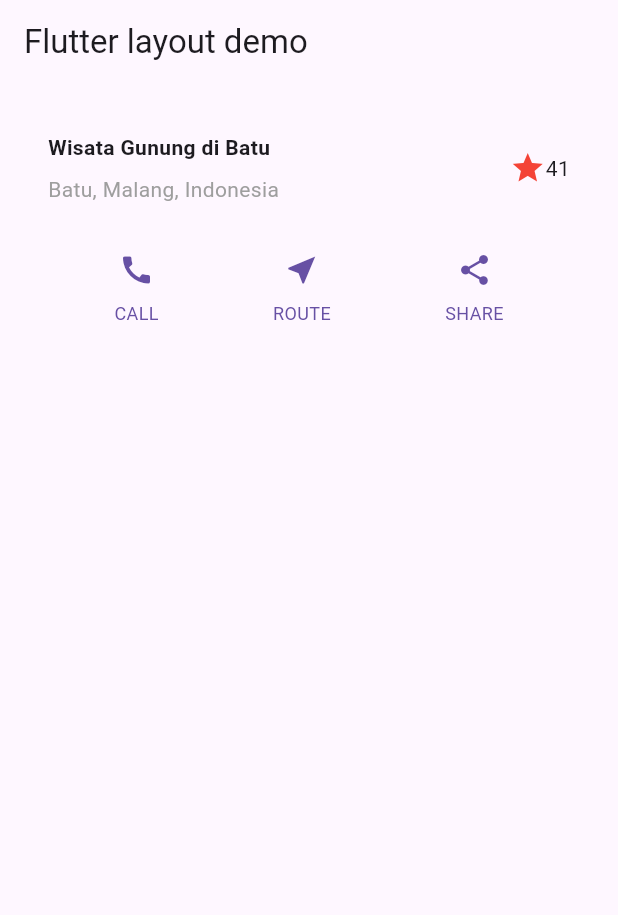
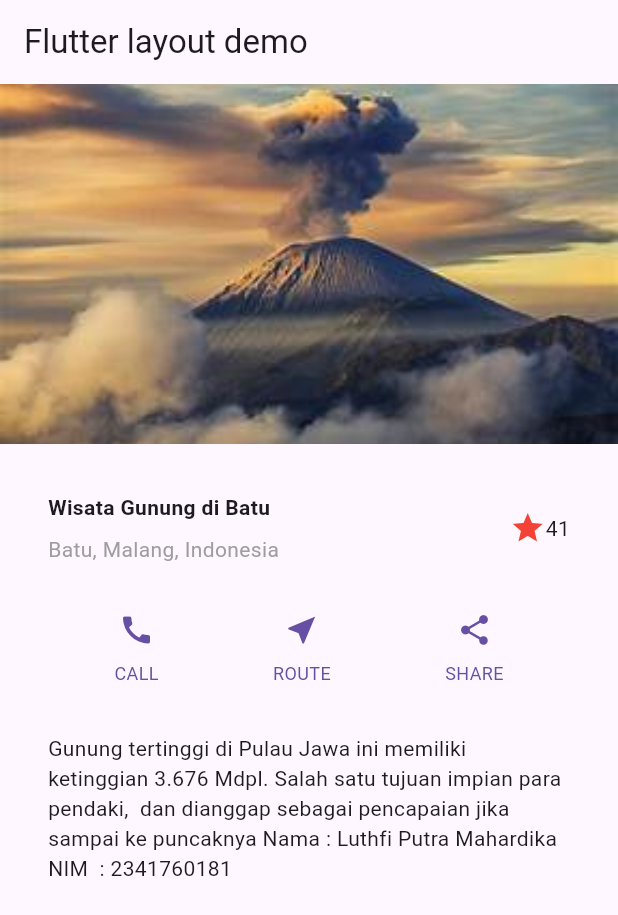
Before and after one commit to luthfimahardika/layout_flutter, a Flutter app: the screen it shows after launch, on a phone screen of 412 x 824 dp. Shown: the top 915 px of the screen. Run offline on Flutter 3.47's test engine with Material 3 defaults, Android fonts, the phone set to English and light mode, and no system bars.

Commit message:
js5-praktikum4

```diff
--- a/lib/main.dart
+++ b/lib/main.dart
@@ -71,13 +71,31 @@ class MyApp extends StatelessWidget {
       ],
     );
 
+    Widget textSection = Container(
+      padding: const EdgeInsets.all(32),
+      child: const Text(
+        'Gunung tertinggi di Pulau Jawa ini memiliki ketinggian 3.676 Mdpl. '
+        'Salah satu tujuan impian para pendaki, '
+        ' dan dianggap sebagai pencapaian jika sampai ke puncaknya '
+        'Nama : Luthfi Putra Mahardika '
+        'NIM  : 2341760181 ',
+        softWrap: true,
+      ),
+    );
+
     return MaterialApp(
       title: 'Flutter layout: Luthfi Putra Mahardika / 2341760181',
       home: Scaffold(
         appBar: AppBar(title: const Text('Flutter layout demo')),
-        body: Column(children: [
+        body: ListView(children: [
+          Image.asset('images/semeru.jpeg',
+            width: 600,
+            height: 240,
+            fit: BoxFit.cover,
+          ),
           titleSection,
           buttonSection,
+          textSection,
           ],
         ),
       ),
--- a/pubspec.yaml
+++ b/pubspec.yaml
@@ -56,6 +56,8 @@ flutter:
   # included with your application, so that you can use the icons in
   # the material Icons class.
   uses-material-design: true
+  assets:
+    - images/semeru.jpeg
 
   # To add assets to your application, add an assets section, like this:
   # assets:
```
Also changed, not shown: images/semeru.jpeg (added).
